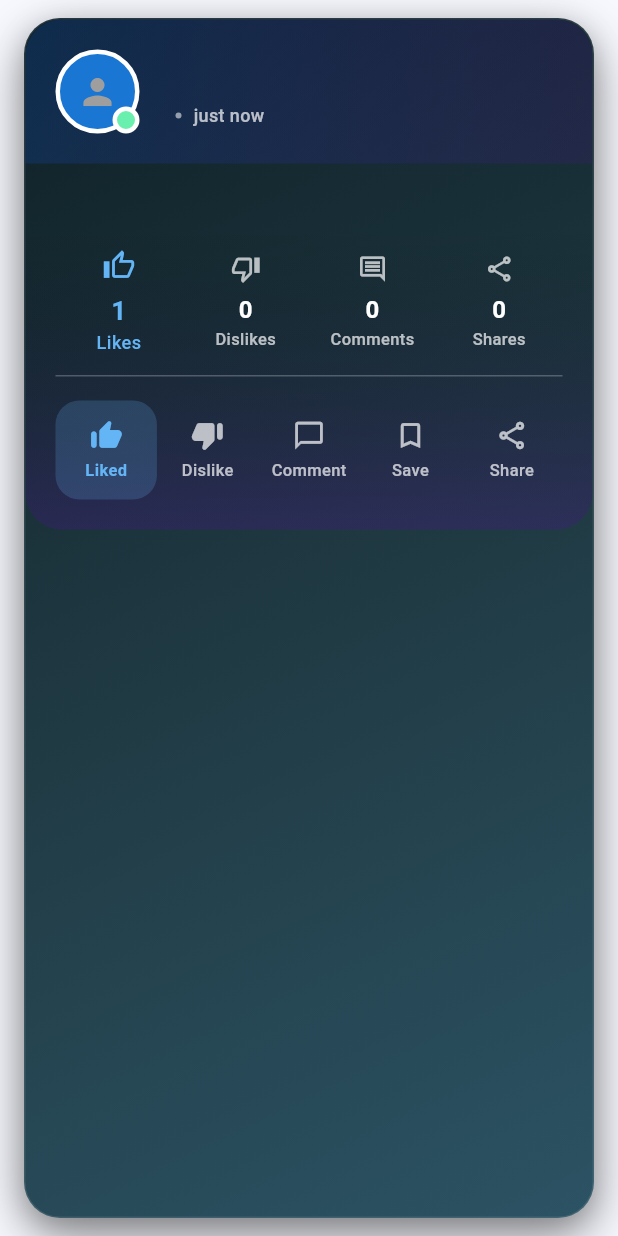
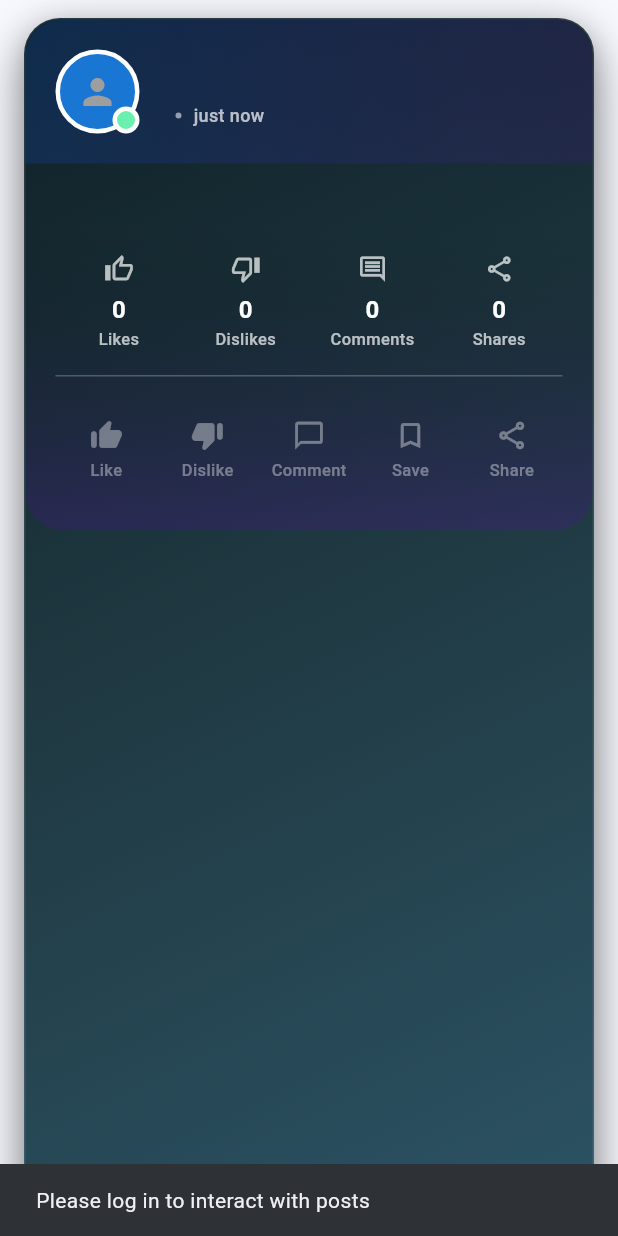
Before and after one commit to pbp-kelompok-a05/smash-mobile, a Flutter app: the PostCard widget shown alone on an empty page, opened directly with empty values, after a tap on "Like", on a phone screen of 412 x 824 dp. Run offline on Flutter 3.47's test engine with Material 3 defaults, Android fonts, the light colour scheme and no system bars; our stand-ins replace google_fonts, image_picker, shared_preferences; missing offline and left inert: pbp_django_auth; accounts and stored records are empty; network calls fail; Roboto replaces fonts that are missing (Poppins).

Commit message:
Disable like/dislike when user is logged out

```diff
--- a/lib/widgets/post_card.dart
+++ b/lib/widgets/post_card.dart
@@ -571,7 +571,10 @@ class _PostCardState extends State<PostCard> {
       child: Material(
         color: Colors.transparent,
         child: InkWell(
-          onTap: widget.enableInteractions ? onTap : null,
+          // If user is not logged in but interactions are enabled, show login prompt.
+          onTap: (widget.enableInteractions && widget.currentUserId != null)
+              ? onTap
+              : (widget.enableInteractions ? () => _showLoginSnack() : null),
           borderRadius: BorderRadius.circular(16),
           splashColor: color.withOpacity(0.4),
           highlightColor: color.withOpacity(0.2),
@@ -587,7 +590,9 @@ class _PostCardState extends State<PostCard> {
                 Icon(
                   icon,
                   size: 22,
-                  color: widget.enableInteractions
+                  color:
+                      (widget.enableInteractions &&
+                          widget.currentUserId != null)
                       ? (isActive ? color : Colors.white70)
                       : Colors.white38,
                 ),
@@ -597,7 +602,9 @@ class _PostCardState extends State<PostCard> {
                   style: TextStyle(
                     fontSize: 11,
                     fontWeight: isActive ? FontWeight.bold : FontWeight.w500,
-                    color: widget.enableInteractions
+                    color:
+                        (widget.enableInteractions &&
+                            widget.currentUserId != null)
                         ? (isActive ? color : Colors.white70)
                         : Colors.white38,
                   ),
@@ -727,6 +734,19 @@ class _PostCardState extends State<PostCard> {
     }
   }
 
+  void _showLoginSnack() {
+    if (!mounted) return;
+    ScaffoldMessenger.of(context).showSnackBar(
+      const SnackBar(content: Text('Please log in to interact with posts')),
+    );
+  }
+
+  bool _ensureLoggedInOrShowSnack() {
+    if (widget.currentUserId != null) return true;
+    _showLoginSnack();
+    return false;
+  }
+
   Future<void> _sendInteraction(String action) async {
     try {
       final request = context.read<CookieRequest>();
@@ -740,6 +760,7 @@ class _PostCardState extends State<PostCard> {
 
   void _handleLike() async {
     if (!widget.enableInteractions) return;
+    if (!_ensureLoggedInOrShowSnack()) return;
     final prevLiked = _isLiked;
     final prevDisliked = _isDisliked;
     setState(() {
@@ -780,6 +801,7 @@ class _PostCardState extends State<PostCard> {
 
   void _handleDislike() async {
     if (!widget.enableInteractions) return;
+    if (!_ensureLoggedInOrShowSnack()) return;
     final prevLiked = _isLiked;
     final prevDisliked = _isDisliked;
     setState(() {
@@ -820,6 +842,7 @@ class _PostCardState extends State<PostCard> {
 
   void _handleSave() async {
     if (!widget.enableInteractions) return;
+    if (!_ensureLoggedInOrShowSnack()) return;
     final prevSaved = _isSaved;
     setState(() {
       _isSaved = !_isSaved;
```
